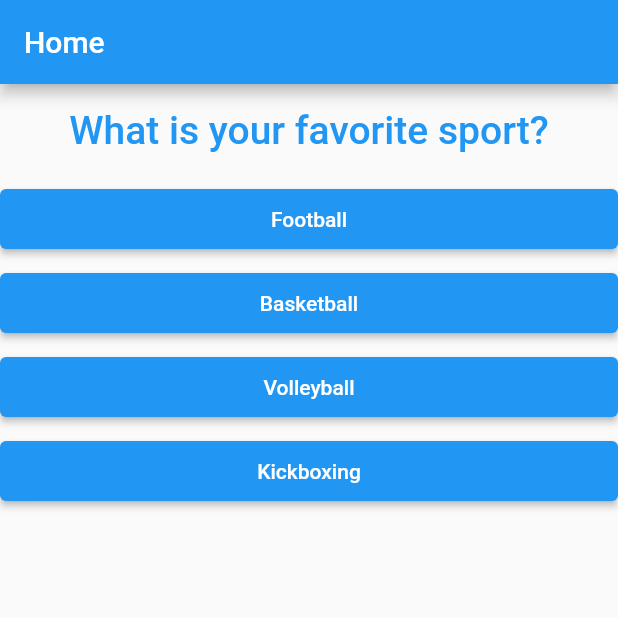
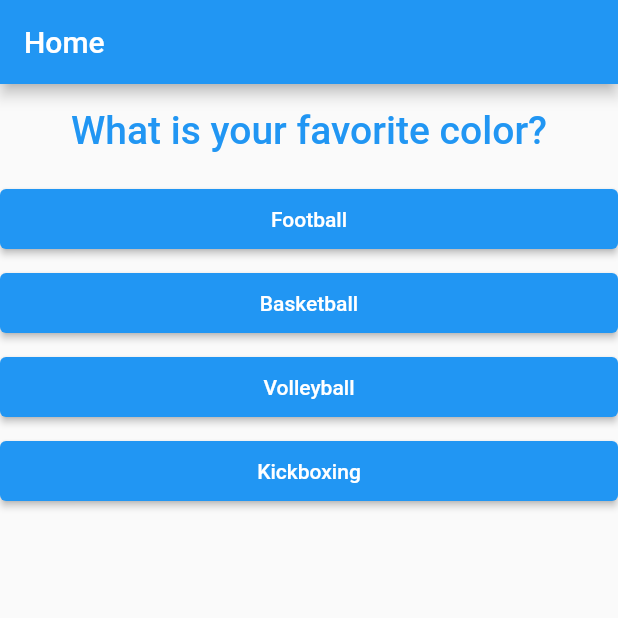
Before and after one commit to TarekAlabd/Quiz-App-Flutter-Course, a Flutter app: the screen it shows after launch, after a tap on "Football", on a phone screen of 412 x 824 dp, the top half of it. Run offline on Flutter 3.47's test engine with Material 2 defaults, Android fonts, the light colour scheme and no system bars.

Commit message:
feat: changing and adding more questions after answering

```diff
--- /dev/null
+++ b/lib/models/question_item_model.dart
@@ -0,0 +1,12 @@
+class QuestionItemModel {
+  final String title;
+
+  QuestionItemModel({required this.title});
+}
+
+List<QuestionItemModel> questions = [
+  QuestionItemModel(title: 'What is your favorite sport?'),
+  QuestionItemModel(title: 'What is your favorite color?'),
+  QuestionItemModel(title: 'What is your favorite animal?'),
+  QuestionItemModel(title: 'What is your favorite bird?'),
+];
--- a/lib/pages/home_page.dart
+++ b/lib/pages/home_page.dart
@@ -1,9 +1,17 @@
 import 'package:flutter/material.dart';
 import 'package:flutter_basics/models/answer_item_model.dart';
+import 'package:flutter_basics/models/question_item_model.dart';
 import 'package:flutter_basics/widgets/answer_item.dart';
 
-class HomePage extends StatelessWidget {
+class HomePage extends StatefulWidget {
   const HomePage({super.key});
+
+  @override
+  State<HomePage> createState() => _HomePageState();
+}
+
+class _HomePageState extends State<HomePage> {
+  int questionIndex = 0;
 
   @override
   Widget build(BuildContext context) {
@@ -16,7 +24,7 @@ class HomePage extends StatelessWidget {
           Padding(
             padding: EdgeInsets.only(top: 16, bottom: 16),
             child: Text(
-              'What is your favorite sport?',
+              questions[questionIndex].title,
               style: TextStyle(
                 fontSize: 26,
                 fontWeight: FontWeight.w500,
@@ -29,6 +37,13 @@ class HomePage extends StatelessWidget {
                 .map(
                   (answerMap) => AnswerItem(
                     answerMap: answerMap,
+                    questionIndexChangeCallback: () {
+                      if (questionIndex + 1 < questions.length) {
+                        setState(() {
+                          questionIndex += 1;
+                        });
+                      }
+                    },
                   ),
                 )
                 .toList(),
--- a/lib/widgets/answer_item.dart
+++ b/lib/widgets/answer_item.dart
@@ -3,7 +3,12 @@ import 'package:flutter_basics/models/answer_item_model.dart';
 
 class AnswerItem extends StatelessWidget {
   final AnswerItemModel answerMap;
-  const AnswerItem({super.key, required this.answerMap});
+  final VoidCallback questionIndexChangeCallback;
+  const AnswerItem({
+    super.key,
+    required this.answerMap,
+    required this.questionIndexChangeCallback,
+  });
 
   @override
   Widget build(BuildContext context) {
@@ -13,7 +18,10 @@ class AnswerItem extends StatelessWidget {
         height: 40,
         width: double.infinity,
         child: ElevatedButton(
-          onPressed: answerMap.onPressed,
+          onPressed: () {
+            answerMap.onPressed();
+            questionIndexChangeCallback();
+          },
           child: Text(answerMap.title),
         ),
       ),
```
